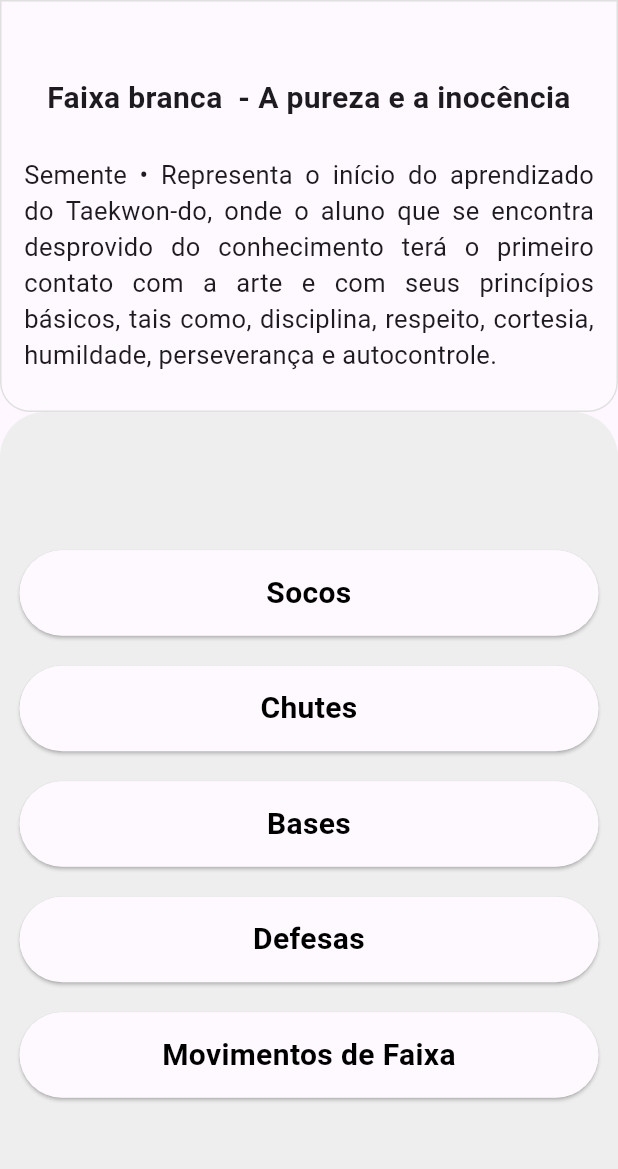
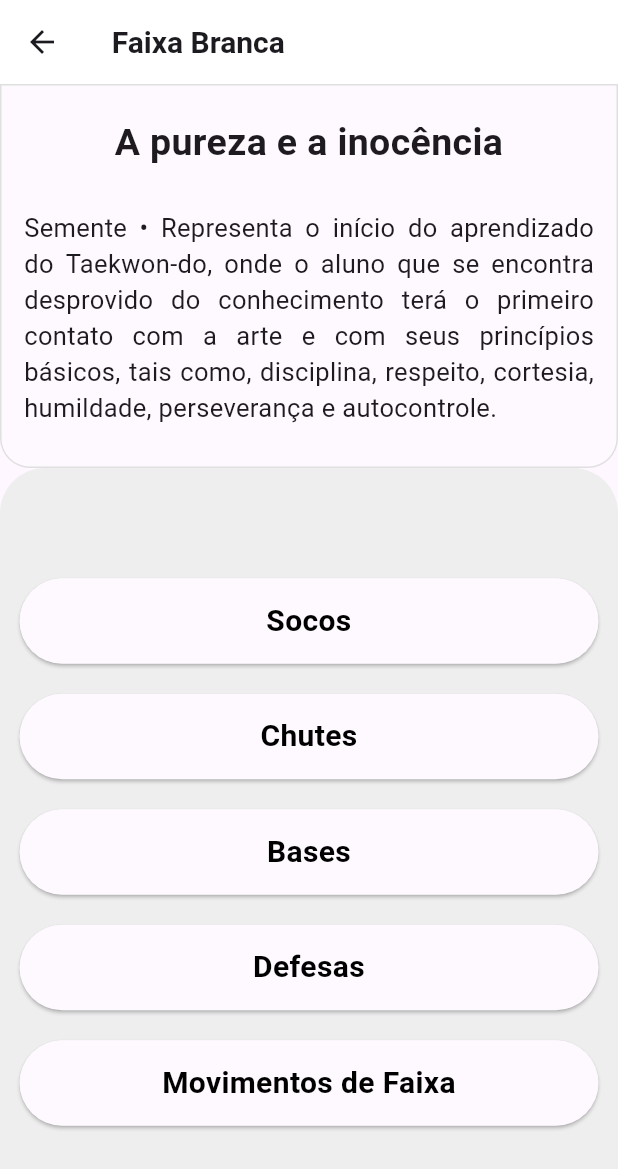
Before and after one commit to douglasadones/young_taekwondo_project_app, a Flutter app: the SelectionBeltPage screen opened by its route, after a tap on an icon or button, on a phone screen of 412 x 824 dp. Shown: the top 1169 px of the screen. Run offline on Flutter 3.47's test engine with Material 3 defaults, Android fonts, the phone set to English and light mode, and no system bars.

Commit message:
adicionando pagina informacoes especificas

```diff
--- a/lib/src/controller/providers/data_provider.dart
+++ b/lib/src/controller/providers/data_provider.dart
@@ -7,6 +7,7 @@ import 'package:taekwondo_jovem/src/models/young_taekwondo_project_model.dart';
 
 class DataProvider extends ChangeNotifier {
   Belt? currentBelt;
+  bool? isStrip = false;
   List<Belt> beltList = ObjectDataCreator.beltCreator();
   YoungTaekwondoProject projectInfoData =
       ObjectDataCreator.projectInfoCreator();
--- a/lib/src/my_app.dart
+++ b/lib/src/my_app.dart
@@ -1,6 +1,7 @@
 import 'package:flutter/material.dart';
 import 'package:provider/provider.dart';
 import 'package:taekwondo_jovem/src/controller/providers/data_provider.dart';
+import 'package:taekwondo_jovem/src/pages/selected_belt_specific_information_page.dart';
 import 'package:taekwondo_jovem/src/pages/selection_belt_page.dart';
 import 'package:taekwondo_jovem/src/pages/home_page.dart';
 import 'package:taekwondo_jovem/src/pages/selected_belt_geral_info_page.dart';
@@ -25,6 +26,8 @@ class MyApp extends StatelessWidget {
           SelectionBeltPage.id: (context) => const SelectionBeltPage(),
           SelectedBeltGeralInfoPage.id: (context) =>
               const SelectedBeltGeralInfoPage(),
+          SelectedBeltSpecificInformationPage.id: (context) =>
+              const SelectedBeltSpecificInformationPage()
         },
       ),
     );
--- a/lib/src/pages/home_page.dart
+++ b/lib/src/pages/home_page.dart
@@ -10,7 +10,7 @@ class HomePage extends StatelessWidget {
   Widget build(BuildContext context) {
     return Scaffold(
       appBar: AppBar(
-        title: const Text('Primeira página'),
+        title: const Center(child: Text('Primeira página')),
       ),
       body: Container(
         decoration: kContainerBackgroundDecoration,
--- a/lib/src/pages/selected_belt_geral_info_page.dart
+++ b/lib/src/pages/selected_belt_geral_info_page.dart
@@ -3,17 +3,26 @@ import 'package:provider/provider.dart';
 import 'package:taekwondo_jovem/src/controller/providers/data_provider.dart';
 import 'package:taekwondo_jovem/src/models/belt_model.dart';
 import 'package:taekwondo_jovem/src/utils/reusable_button.dart';
+import 'package:taekwondo_jovem/src/utils/capitalizing_string.dart';
 
 class SelectedBeltGeralInfoPage extends StatelessWidget {
   static String id = 'selected_belt_geral_info_page';
-  final bool? isStrip;
 
-  const SelectedBeltGeralInfoPage({super.key, this.isStrip});
+  const SelectedBeltGeralInfoPage({super.key});
 
   @override
   Widget build(BuildContext context) {
     Belt belt = Provider.of<DataProvider>(context).currentBelt!;
+    bool? isStrip = Provider.of<DataProvider>(context).isStrip;
     return Scaffold(
+      appBar: AppBar(
+        backgroundColor: belt.beltColor,
+        title: Text(
+          "Faixa ${belt.beltContent.color.toString().capitalize()} ${(isStrip!) ? 'Ponteira' : ''}",
+          textAlign: TextAlign.center,
+          style: const TextStyle(fontSize: 20.0, fontWeight: FontWeight.bold),
+        ),
+      ),
       body: Column(
         crossAxisAlignment: CrossAxisAlignment.stretch,
         children: [
@@ -31,7 +40,7 @@ class SelectedBeltGeralInfoPage extends StatelessWidget {
                   colors: [
                     belt.beltColor!.withOpacity(0.2),
                     belt.beltColor!.withOpacity(0.2),
-                    (isStrip!)
+                    (isStrip)
                         ? belt.stripColor!.withOpacity(0.2)
                         : belt.beltColor!.withOpacity(0.2),
                     belt.beltColor!.withOpacity(0.2),
@@ -39,16 +48,16 @@ class SelectedBeltGeralInfoPage extends StatelessWidget {
                 ),
               ),
               child: Padding(
-                padding: const EdgeInsets.only(top: 50.0),
+                padding: const EdgeInsets.only(top: 20.0),
                 child: Column(
                   mainAxisAlignment: MainAxisAlignment.center,
                   children: [
                     Center(
                       child: Text(
-                        "Faixa ${belt.beltContent.color} ${(isStrip!) ? 'Ponteira' : ''} - ${belt.beltContent.meaning!.keys.first}",
+                        belt.beltContent.meaning!.keys.first,
                         textAlign: TextAlign.center,
                         style: const TextStyle(
-                            fontSize: 20.0, fontWeight: FontWeight.bold),
+                            fontSize: 25.0, fontWeight: FontWeight.bold),
                       ),
                     ),
                     Expanded(
--- a/lib/src/pages/selection_belt_page.dart
+++ b/lib/src/pages/selection_belt_page.dart
@@ -18,7 +18,7 @@ class _SelectionBeltPageState extends State<SelectionBeltPage> {
     final beltList = Provider.of<DataProvider>(context).beltList;
     return Scaffold(
       appBar: AppBar(
-        title: const Text('Conteúdo por'),
+        title: const Text('Conteúdo por Faixa'),
       ),
       body: Container(
         decoration: kContainerBackgroundDecoration,
--- a/lib/src/utils/belt_widget_class.dart
+++ b/lib/src/utils/belt_widget_class.dart
@@ -30,14 +30,15 @@ class BeltWidget extends StatelessWidget {
           child: InkWell(
             borderRadius: BorderRadius.circular(13),
             onTap: () {
+              Provider.of<DataProvider>(context, listen: false).isStrip =
+                  (stripColor != null) ? true : false;
+              print(Provider.of<DataProvider>(context, listen: false).isStrip);
               Provider.of<DataProvider>(context, listen: false).currentBelt =
                   belt;
               Navigator.push(
                 context,
                 MaterialPageRoute(
-                  builder: (context) => SelectedBeltGeralInfoPage(
-                    isStrip: (stripColor != null) ? true : false,
-                  ),
+                  builder: (context) => const SelectedBeltGeralInfoPage(),
                 ),
               );
             },
--- a/lib/src/utils/reusable_button.dart
+++ b/lib/src/utils/reusable_button.dart
@@ -1,6 +1,8 @@
 import 'package:flutter/material.dart';
 import 'package:provider/provider.dart';
 import 'package:taekwondo_jovem/src/controller/providers/data_provider.dart';
+import 'package:taekwondo_jovem/src/models/belt_model.dart';
+import 'package:taekwondo_jovem/src/pages/selected_belt_specific_information_page.dart';
 
 class ReusableButton extends StatelessWidget {
   final String label;
@@ -11,20 +13,36 @@ class ReusableButton extends StatelessWidget {
 
   @override
   Widget build(BuildContext context) {
+    Belt belt = Provider.of<DataProvider>(context).currentBelt!;
+    bool? isStrip = Provider.of<DataProvider>(context).isStrip;
     return Material(
       borderRadius: BorderRadius.circular(30.0),
       elevation: 1.0,
       child: InkWell(
         borderRadius: BorderRadius.circular(30.0),
-        onTap: () {},
+        onTap: () {
+          Navigator.push(
+              context,
+              MaterialPageRoute(
+                builder: (context) =>
+                    SelectedBeltSpecificInformationPage(label: label),
+              ));
+        },
         child: Container(
           height: 57.0,
           decoration: BoxDecoration(
-              color: Provider.of<DataProvider>(context)
-                  .currentBelt!
-                  .beltColor!
-                  .withOpacity(0.3),
-              // color: Colors.black.withOpacity(0.4),
+              gradient: LinearGradient(
+                begin: Alignment.centerLeft,
+                end: Alignment.centerRight,
+                colors: [
+                  belt.beltColor!.withOpacity(0.2),
+                  belt.beltColor!.withOpacity(0.2),
+                  (isStrip!)
+                      ? belt.stripColor!.withOpacity(0.2)
+                      : belt.beltColor!.withOpacity(0.2),
+                  belt.beltColor!.withOpacity(0.2),
+                ],
+              ),
               borderRadius: BorderRadius.circular(30.0)),
           constraints: const BoxConstraints(
             maxWidth: 200.0,
```
Also changed, not shown: lib/src/pages/selected_belt_specific_information_page.dart (added, +89 -0 lines).
